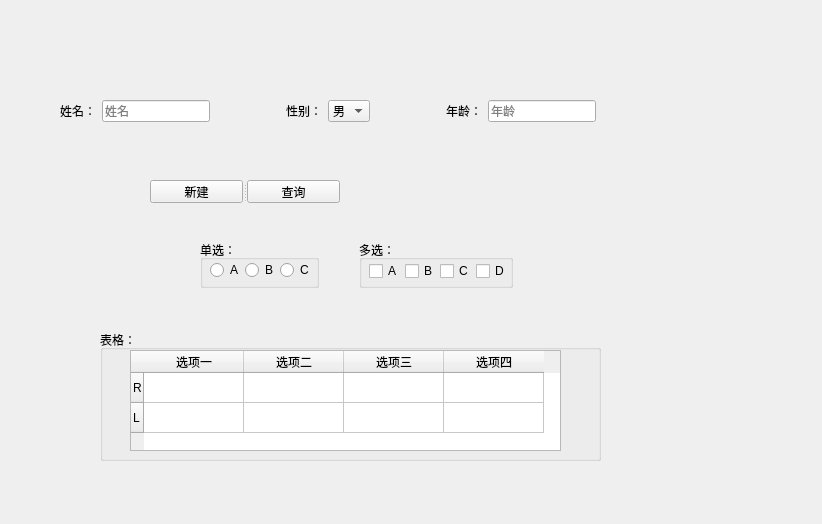
byst4nder/knowledge-structure, file temp/InputEdit.ui: the form before one commit.
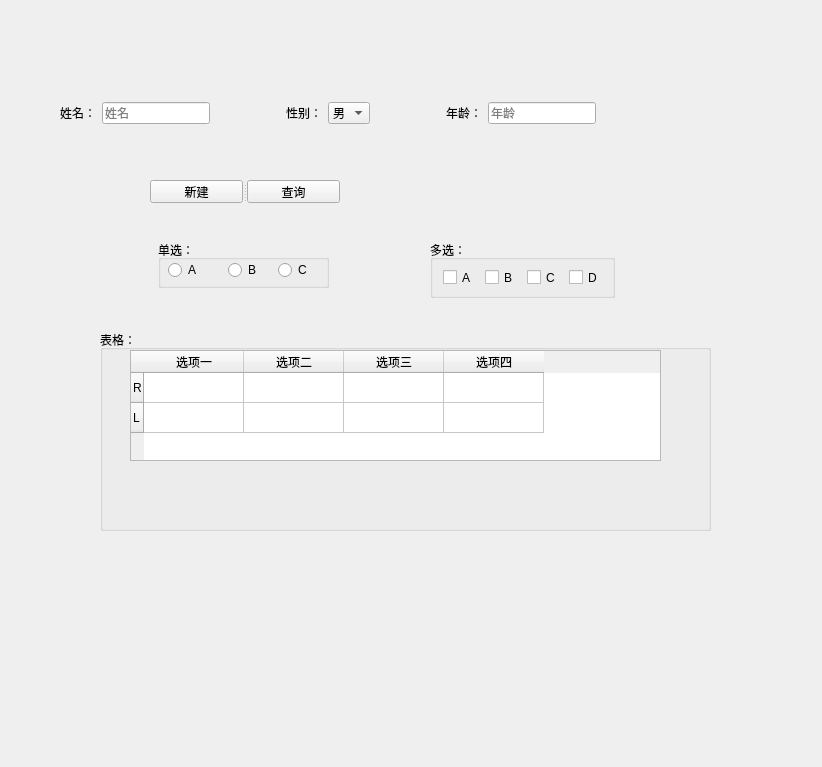
The form after the commit.

Patch:
```diff
--- a/temp/InputEdit.ui
+++ b/temp/InputEdit.ui
@@ -7,7 +7,7 @@
     <x>0</x>
     <y>0</y>
     <width>822</width>
-    <height>524</height>
+    <height>767</height>
    </rect>
   </property>
   <property name="windowTitle">
@@ -16,9 +16,9 @@
   <widget class="QGroupBox" name="groupBox">
    <property name="geometry">
     <rect>
-     <x>200</x>
+     <x>158</x>
      <y>240</y>
-     <width>119</width>
+     <width>171</width>
      <height>48</height>
     </rect>
    </property>
@@ -30,7 +30,7 @@
      <rect>
       <x>10</x>
       <y>22</y>
-      <width>29</width>
+      <width>41</width>
       <height>16</height>
      </rect>
     </property>
@@ -41,9 +41,9 @@
    <widget class="QRadioButton" name="radioButton_2">
     <property name="geometry">
      <rect>
-      <x>45</x>
+      <x>70</x>
       <y>22</y>
-      <width>29</width>
+      <width>41</width>
       <height>16</height>
      </rect>
     </property>
@@ -54,9 +54,9 @@
    <widget class="QRadioButton" name="radioButton_3">
     <property name="geometry">
      <rect>
-      <x>80</x>
+      <x>120</x>
       <y>22</y>
-      <width>29</width>
+      <width>41</width>
       <height>16</height>
      </rect>
     </property>
@@ -65,66 +65,13 @@
     </property>
    </widget>
   </widget>
-  <widget class="QGroupBox" name="groupBox_2">
-   <property name="geometry">
-    <rect>
-     <x>359</x>
-     <y>240</y>
-     <width>154</width>
-     <height>48</height>
-    </rect>
-   </property>
-   <property name="title">
-    <string>多选：</string>
-   </property>
-   <widget class="QWidget" name="layoutWidget">
-    <property name="geometry">
-     <rect>
-      <x>10</x>
-      <y>22</y>
-      <width>136</width>
-      <height>18</height>
-     </rect>
-    </property>
-    <layout class="QHBoxLayout" name="horizontalLayout">
-     <item>
-      <widget class="QCheckBox" name="checkBox">
-       <property name="text">
-        <string>A</string>
-       </property>
-      </widget>
-     </item>
-     <item>
-      <widget class="QCheckBox" name="checkBox_2">
-       <property name="text">
-        <string>B</string>
-       </property>
-      </widget>
-     </item>
-     <item>
-      <widget class="QCheckBox" name="checkBox_3">
-       <property name="text">
-        <string>C</string>
-       </property>
-      </widget>
-     </item>
-     <item>
-      <widget class="QCheckBox" name="checkBox_4">
-       <property name="text">
-        <string>D</string>
-       </property>
-      </widget>
-     </item>
-    </layout>
-   </widget>
-  </widget>
   <widget class="QGroupBox" name="groupBox_3">
    <property name="geometry">
     <rect>
      <x>100</x>
      <y>330</y>
-     <width>501</width>
-     <height>131</height>
+     <width>611</width>
+     <height>201</height>
     </rect>
    </property>
    <property name="title">
@@ -135,8 +82,8 @@
      <rect>
       <x>30</x>
       <y>20</y>
-      <width>431</width>
-      <height>101</height>
+      <width>531</width>
+      <height>111</height>
      </rect>
     </property>
     <row>
@@ -177,7 +124,7 @@
      <x>60</x>
      <y>100</y>
      <width>536</width>
-     <height>22</height>
+     <height>26</height>
     </rect>
    </property>
    <layout class="QHBoxLayout" name="horizontalLayout_2">
@@ -281,6 +228,71 @@
     </property>
    </widget>
   </widget>
+  <widget class="QGroupBox" name="groupBox_2">
+   <property name="geometry">
+    <rect>
+     <x>430</x>
+     <y>240</y>
+     <width>185</width>
+     <height>58</height>
+    </rect>
+   </property>
+   <property name="title">
+    <string>多选：</string>
+   </property>
+   <widget class="QCheckBox" name="checkBox">
+    <property name="geometry">
+     <rect>
+      <x>13</x>
+      <y>28</y>
+      <width>35</width>
+      <height>19</height>
+     </rect>
+    </property>
+    <property name="text">
+     <string>A</string>
+    </property>
+   </widget>
+   <widget class="QCheckBox" name="checkBox_2">
+    <property name="geometry">
+     <rect>
+      <x>55</x>
+      <y>28</y>
+      <width>35</width>
+      <height>19</height>
+     </rect>
+    </property>
+    <property name="text">
+     <string>B</string>
+    </property>
+   </widget>
+   <widget class="QCheckBox" name="checkBox_3">
+    <property name="geometry">
+     <rect>
+      <x>97</x>
+      <y>28</y>
+      <width>35</width>
+      <height>19</height>
+     </rect>
+    </property>
+    <property name="text">
+     <string>C</string>
+    </property>
+   </widget>
+   <widget class="QCheckBox" name="checkBox_4">
+    <property name="geometry">
+     <rect>
+      <x>139</x>
+      <y>28</y>
+      <width>35</width>
+      <height>19</height>
+     </rect>
+    </property>
+    <property name="text">
+     <string>D</string>
+    </property>
+   </widget>
+  </widget>
  </widget>
  <resources/>
  <connections/>
```
Left out of the diff: 53 changed lines with no effect on the pictures.
